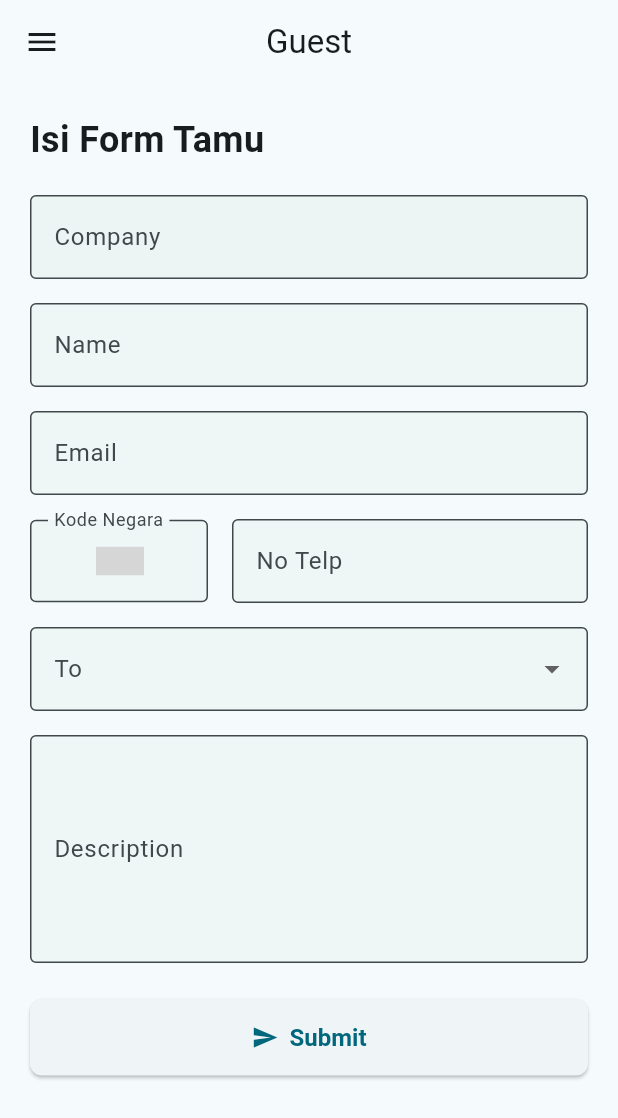
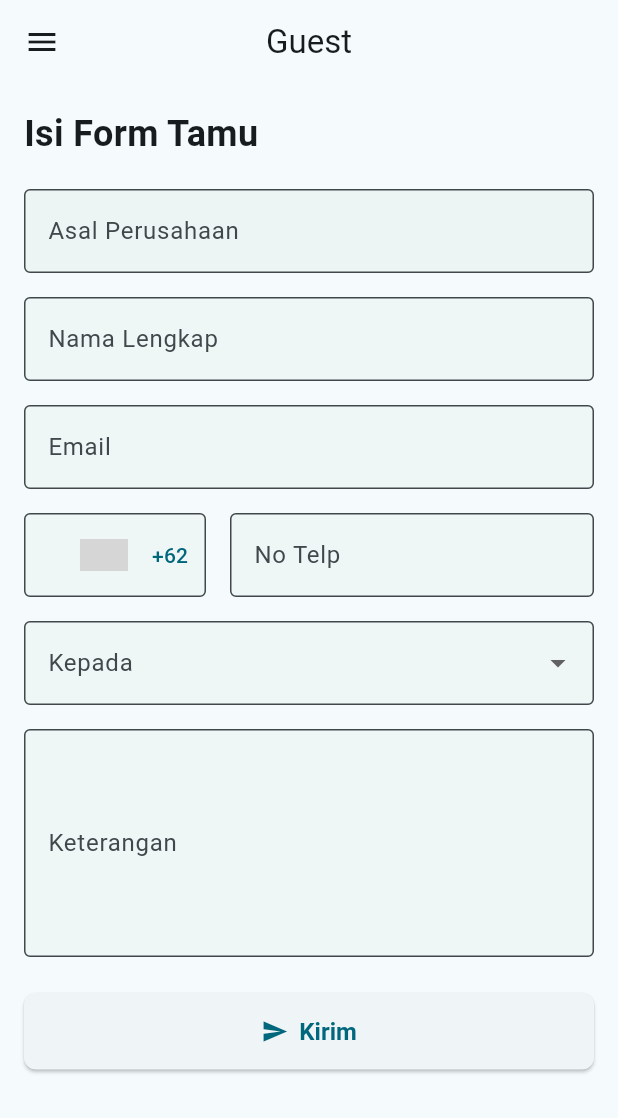
Before and after one commit to rickyseptiaji/mobile.tamu, a Flutter app: the screen it shows after launch, on a phone screen of 412 x 824 dp. Shown: the top 1118 px of the screen. Run offline on Flutter 3.47's test engine with Material 3 defaults, Android fonts, the phone set to English and light mode, and no system bars; drawn by our look-alikes of country_code_picker; our stand-ins replace bloc, cloud_firestore, equatable, firebase_core, flutter_bloc, go_router; accounts and stored records are empty; grey boxes are pictures that could not be loaded.

Commit message:
fix guest

```diff
--- a/lib/main.dart
+++ b/lib/main.dart
@@ -1,7 +1,9 @@
 import 'package:buku_tamu/firebase_options.dart';
 import 'package:buku_tamu/src/core/router/route.dart';
+import 'package:buku_tamu/src/features/guest/presentation/bloc/guest_bloc.dart';
 import 'package:firebase_core/firebase_core.dart';
 import 'package:flutter/material.dart';
+import 'package:flutter_bloc/flutter_bloc.dart';
 
 void main() async {
   WidgetsFlutterBinding.ensureInitialized();
@@ -11,32 +13,18 @@ void main() async {
 
 class MyApp extends StatelessWidget {
   const MyApp({super.key});
-
-  // This widget is the root of your application.
   @override
   Widget build(BuildContext context) {
-    return MaterialApp.router(
-      debugShowCheckedModeBanner: false,
-      title: 'Flutter Demo',
-      theme: ThemeData(
-        // This is the theme of your application.
-        //
-        // TRY THIS: Try running your application with "flutter run". You'll see
-        // the application has a purple toolbar. Then, without quitting the app,
-        // try changing the seedColor in the colorScheme below to Colors.green
-        // and then invoke "hot reload" (save your changes or press the "hot
-        // reload" button in a Flutter-supported IDE, or press "r" if you used
-        // the command line to start the app).
-        //
-        // Notice that the counter didn't reset back to zero; the application
-        // state is not lost during the reload. To reset the state, use hot
-        // restart instead.
-        //
-        // This works for code too, not just values: Most code changes can be
-        // tested with just a hot reload.
-        colorScheme: ColorScheme.fromSeed(seedColor: Color(0xFF4C7380)),
+    return MultiBlocProvider(
+      providers: [BlocProvider(create: (_) => GuestBloc())],
+      child: MaterialApp.router(
+        debugShowCheckedModeBanner: false,
+        title: 'Flutter Demo',
+        theme: ThemeData(
+          colorScheme: ColorScheme.fromSeed(seedColor: const Color(0xFF4C7380)),
+        ),
+        routerConfig: router,
       ),
-      routerConfig: router,
     );
   }
 }
--- a/lib/src/core/router/route.dart
+++ b/lib/src/core/router/route.dart
@@ -1,19 +1,26 @@
 import 'package:buku_tamu/src/features/auth/presentation/pages/LoginScreen.dart';
 import 'package:buku_tamu/src/features/auth/presentation/pages/RegisterScreen.dart';
+import 'package:buku_tamu/src/features/guest/presentation/bloc/guest_bloc.dart';
 import 'package:buku_tamu/src/features/guest/presentation/pages/guest.dart';
 import 'package:buku_tamu/src/features/home/presentation/pages/DetailRecentVisitor.dart';
 import 'package:buku_tamu/src/features/home/presentation/pages/FormGuest.dart';
 
 import 'package:buku_tamu/src/shared/presentation/bottomBarNavigation.dart';
 import 'package:buku_tamu/src/shared/presentation/mainLayout.dart';
+import 'package:flutter_bloc/flutter_bloc.dart';
 import 'package:go_router/go_router.dart';
 
 final GoRouter router = GoRouter(
   routes: <RouteBase>[
     GoRoute(
       path: '/',
-      builder: (context, state) =>
-          MainLayout(title: 'Guest', child: GuestScreen()),
+      builder: (context, state) => MainLayout(
+        title: 'Guest',
+        child: BlocProvider(
+          create: (_) => GuestBloc(),
+          child: const GuestScreen(),
+        ),
+      ),
     ),
     GoRoute(
       path: '/login',
@@ -28,7 +35,7 @@ final GoRouter router = GoRouter(
     GoRoute(path: '/home', builder: (context, state) => NavigationBar()),
     GoRoute(
       path: '/home/detail-recent-visitor',
-      builder: (context, state) => DetailRecentVisitor()
+      builder: (context, state) => DetailRecentVisitor(),
     ),
     GoRoute(path: '/home/formguest', builder: (context, state) => FormGuest()),
   ],
--- /dev/null
+++ b/lib/src/features/guest/presentation/bloc/guest_event.dart
@@ -0,0 +1,31 @@
+import 'package:equatable/equatable.dart';
+
+abstract class GuestEvent extends Equatable {
+  const GuestEvent();
+
+  @override
+  List<Object?> get props => [];
+}
+
+class GuestSubmitEvent extends GuestEvent {
+  final String company;
+  final String name;
+  final String email;
+  final String countryCode;
+  final String phone;
+  final String description;
+  final String? to;
+
+  const GuestSubmitEvent({
+    required this.company,
+    required this.name,
+    required this.email,
+    required this.countryCode,
+    required this.phone,
+    required this.description,
+    this.to,
+  });
+
+  @override
+  List<Object?> get props => [company, name, email, phone, description, to];
+}
--- /dev/null
+++ b/lib/src/features/guest/presentation/bloc/guest_state.dart
@@ -0,0 +1,28 @@
+import 'package:equatable/equatable.dart';
+
+abstract class GuestState extends Equatable {
+  const GuestState();
+
+  @override
+  List<Object?> get props => [];
+
+}
+
+class GuestInitialState extends GuestState {}
+class GuestLoadingState extends GuestState {}
+class GuestSuccessState extends GuestState {
+  final String message;
+
+  const GuestSuccessState(this.message);
+
+  @override
+  List<Object?> get props => [message];
+}
+class GuestFailureState extends GuestState {
+  final String error;
+
+  const GuestFailureState(this.error);
+
+  @override
+  List<Object?> get props => [error];
+}
--- a/lib/src/features/guest/presentation/pages/guest.dart
+++ b/lib/src/features/guest/presentation/pages/guest.dart
@@ -1,6 +1,9 @@
-import 'package:cloud_firestore/cloud_firestore.dart';
+import 'package:buku_tamu/src/features/guest/presentation/bloc/guest_bloc.dart';
+import 'package:buku_tamu/src/features/guest/presentation/bloc/guest_event.dart';
+import 'package:buku_tamu/src/features/guest/presentation/bloc/guest_state.dart';
 import 'package:country_code_picker/country_code_picker.dart';
 import 'package:flutter/material.dart';
+import 'package:flutter_bloc/flutter_bloc.dart';
 
 class GuestScreen extends StatefulWidget {
   const GuestScreen({super.key});
@@ -16,25 +19,51 @@ class _GuestScreenState extends State<GuestScreen> {
   final TextEditingController emailController = TextEditingController();
   final TextEditingController phoneController = TextEditingController();
   final TextEditingController descriptionController = TextEditingController();
+  String countryCode = '+62';
+  String? selectedTo;
+  final List<String> toList = ['Budi Santoso', 'Siti Aminah'];
+  Key countryPickerKey = UniqueKey();
 
-  String? selectedTo;
-  final List<String> toList = [
-    'HRD',
-    'Finance',
-    'IT',
-    'Marketing',
-    'Sales',
-    'Logistics',
-  ];
+  void resetForm() {
+  setState(() {
+    companyController.clear();
+    nameController.clear();
+    emailController.clear();
+    phoneController.clear();
+    descriptionController.clear();
 
+    selectedTo = null;
+    countryCode = '+62';
+    countryPickerKey = UniqueKey();
 
-  void submit() {}
+    formKey.currentState?.reset();
+  });
+  }
 
   @override
   Widget build(BuildContext context) {
     return Scaffold(
-      body: SingleChildScrollView(
-        padding: const EdgeInsets.all(20),
+      body: BlocConsumer<GuestBloc, GuestState>(
+        listener: (context, state) {
+          if (state is GuestSuccessState) {
+            WidgetsBinding.instance.addPostFrameCallback((_) {
+              ScaffoldMessenger.of(context).showSnackBar(
+                const SnackBar(content: Text('Data berhasil dikirim')),
+              );
+              resetForm();
+            });
+          } else if (state is GuestFailureState) {
+            WidgetsBinding.instance.addPostFrameCallback((_) {
+              ScaffoldMessenger.of(
+                context,
+              ).showSnackBar(SnackBar(content: Text(state.error)));
+            });
+          }
+        },
+
+        builder: (context, state) {
+          return SingleChildScrollView(
+            padding: const EdgeInsets.all(16),
             child: Form(
               key: formKey,
               child: Column(
@@ -51,7 +80,7 @@ class _GuestScreenState extends State<GuestScreen> {
                     decoration: InputDecoration(
                       filled: true,
                       fillColor: Color(0xFFEDF5F4),
-                  labelText: 'Company',
+                      labelText: 'Asal Perusahaan',
                       border: OutlineInputBorder(),
                     ),
                     validator: (value) => value!.isEmpty ? 'Wajib diisi' : null,
@@ -63,7 +92,7 @@ class _GuestScreenState extends State<GuestScreen> {
                     decoration: InputDecoration(
                       filled: true,
                       fillColor: Color(0xFFEDF5F4).withValues(alpha: 0.8),
-                  labelText: 'Name',
+                      labelText: 'Nama Lengkap',
                       border: OutlineInputBorder(),
                     ),
                     validator: (value) => value!.isEmpty ? 'Wajib diisi' : null,
@@ -87,28 +116,23 @@ class _GuestScreenState extends State<GuestScreen> {
                     children: [
                       Flexible(
                         flex: 1,
-                    child: SizedBox(
-                      height: 55,
-                      child: InputDecorator(
+                        child: TextFormField(
+                          readOnly: true,
                           decoration: InputDecoration(
                             labelText: 'Kode Negara',
                             filled: true,
-                          isDense: true,
                             fillColor: const Color(
                               0xFFEDF5F4,
                             ).withValues(alpha: 0.8),
                             border: const OutlineInputBorder(),
-                          contentPadding: const EdgeInsets.symmetric(
-                            horizontal: 12,
-                            vertical: 10,
-                          ),
-                        ),
-                        child: DropdownButtonHideUnderline(
-                          child: CountryCodePicker(
+                            suffixIcon: CountryCodePicker(
+                              key: countryPickerKey,
                               onChanged: (e) {
-                              setState(() {});
+                                setState(() {
+                                  countryCode = e.dialCode ?? '+62';
+                                });
                               },
-                            initialSelection: '+62',
+                              initialSelection: countryCode,
                               favorite: ['+62', 'ID'],
                               showCountryOnly: false,
                               showOnlyCountryWhenClosed: false,
@@ -117,7 +141,8 @@ class _GuestScreenState extends State<GuestScreen> {
                               textStyle: const TextStyle(fontSize: 14),
                             ),
                           ),
-                      ),
+                          validator: (value) =>
+                              phoneController.text.isEmpty ? '' : null,
                         ),
                       ),
 
@@ -133,8 +158,9 @@ class _GuestScreenState extends State<GuestScreen> {
                             labelText: 'No Telp',
                             border: OutlineInputBorder(),
                           ),
-                      validator: (value) =>
-                          value!.isEmpty ? 'Nomor telepon wajib diisi' : null,
+                          validator: (value) => value!.isEmpty
+                              ? 'Nomor telepon wajib diisi'
+                              : null,
                         ),
                       ),
                     ],
@@ -145,7 +171,7 @@ class _GuestScreenState extends State<GuestScreen> {
                     decoration: InputDecoration(
                       filled: true,
                       fillColor: Color(0xFFEDF5F4).withValues(alpha: 0.8),
-                  labelText: 'To',
+                      labelText: 'Kepada',
                       border: OutlineInputBorder(),
                     ),
                     items: toList
@@ -164,7 +190,7 @@ class _GuestScreenState extends State<GuestScreen> {
                     decoration: InputDecoration(
                       filled: true,
                       fillColor: Color(0xFFEDF5F4).withValues(alpha: 0.8),
-                  labelText: 'Description',
+                      labelText: 'Keterangan',
                       border: OutlineInputBorder(),
                     ),
                     validator: (value) =>
@@ -173,13 +199,27 @@ class _GuestScreenState extends State<GuestScreen> {
                   const SizedBox(height: 24),
 
                   ElevatedButton.icon(
-                onPressed: () {
+                    onPressed: state is GuestLoadingState
+                        ? null
+                        : () {
                             if (formKey.currentState!.validate()) {
-                    submit();
+                              context.read<GuestBloc>().add(
+                                GuestSubmitEvent(
+                                  company: companyController.text,
+                                  name: nameController.text,
+                                  email: emailController.text,
+                                  countryCode: countryCode,
+                                  phone: phoneController.text,
+                                  to: selectedTo!,
+                                  description: descriptionController.text,
+                                ),
+                              );
                             }
                           },
                     icon: const Icon(Icons.send),
-                label: const Text('Submit'),
+                    label: state is GuestLoadingState
+                        ? const CircularProgressIndicator(color: Colors.white)
+                        : const Text('Kirim'),
                     style: ElevatedButton.styleFrom(
                       padding: const EdgeInsets.symmetric(vertical: 16),
                       textStyle: const TextStyle(
@@ -194,6 +234,8 @@ class _GuestScreenState extends State<GuestScreen> {
                 ],
               ),
             ),
+          );
+        },
       ),
     );
   }
--- a/pubspec.yaml
+++ b/pubspec.yaml
@@ -40,9 +40,9 @@ dependencies:
   firebase_auth: ^5.6.0
   flutter_bloc: ^9.1.1
   bloc: ^9.0.0
-  formz: ^0.8.0
   country_code_picker: ^3.3.0
   flutter_secure_storage: ^9.2.4
+  equatable: ^2.0.7
 
 dev_dependencies:
   flutter_test:
```
Also changed, not shown: lib/src/features/guest/presentation/bloc/guest_bloc.dart (added, +28 -0 lines), pubspec.lock. Lines whose indentation alone changed are shown as unchanged.
